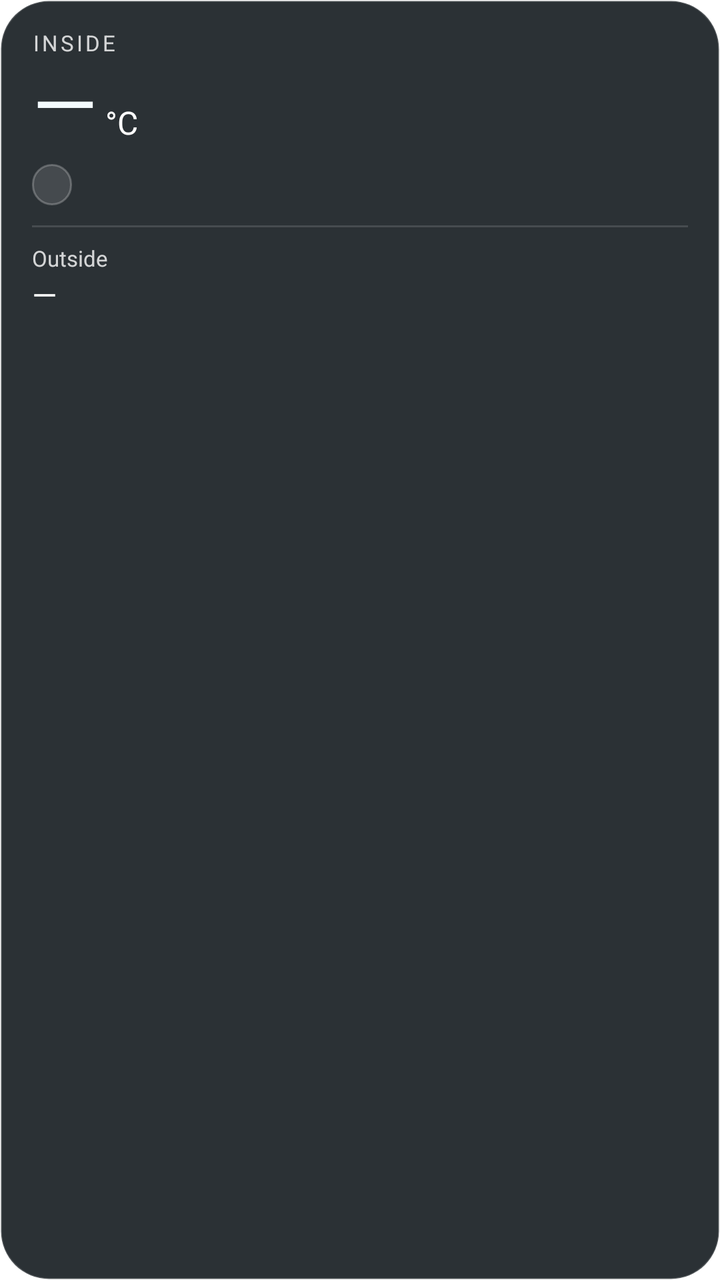
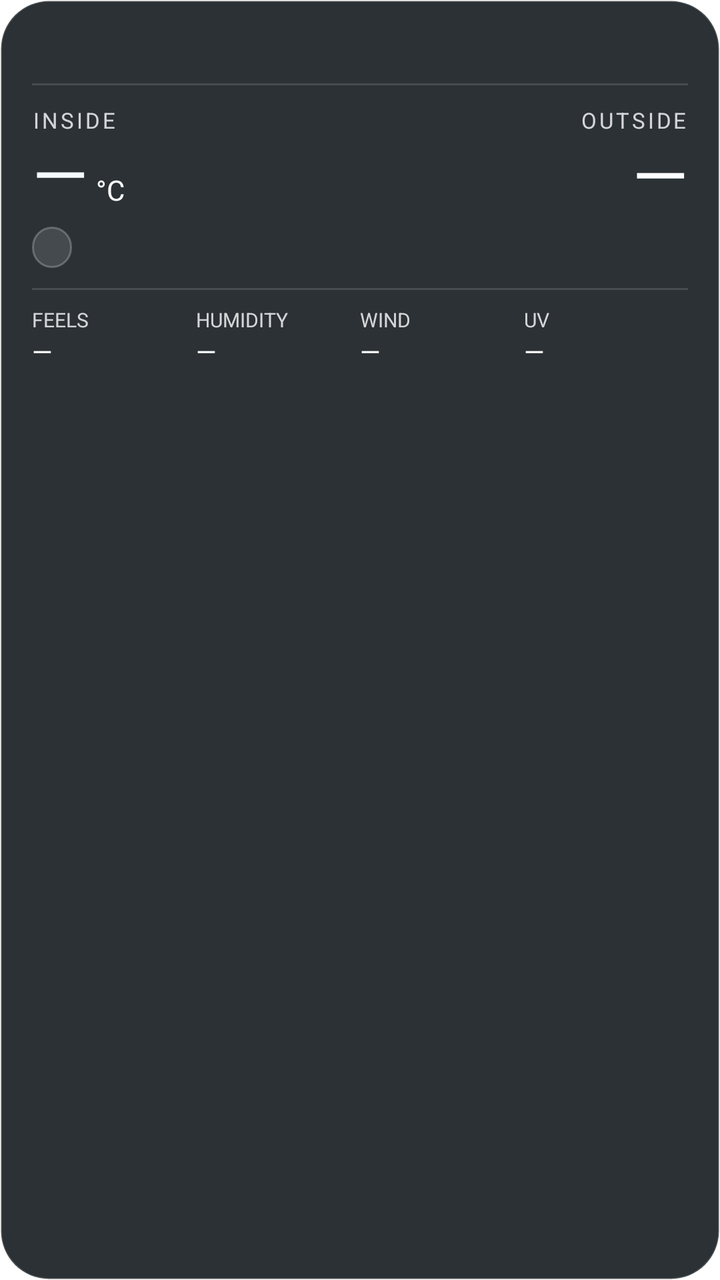

Before-and-after screenshots of an Android layout around one commit, followed by the original layout XML and the change that was made.
<!-- AndroidManifest.xml: fallback theme Theme.MaterialComponents.DayNight.NoActionBar -->
<!-- res/layout/room_temp_widget.xml -->
<?xml version="1.0" encoding="utf-8"?>
<LinearLayout xmlns:android="http://schemas.android.com/apk/res/android"
    android:id="@+id/widget_root"
    android:layout_width="match_parent"
    android:layout_height="match_parent"
    android:background="@drawable/room_temp_widget_background"
    android:clickable="true"
    android:focusable="true"
    android:layoutDirection="locale"
    android:orientation="vertical"
    android:paddingStart="16dp"
    android:paddingTop="14dp"
    android:paddingEnd="16dp"
    android:paddingBottom="12dp">

    <TextView
        android:id="@+id/room_temp_label"
        android:layout_width="wrap_content"
        android:layout_height="wrap_content"
        android:letterSpacing="0.12"
        android:text="@string/widget_room_label"
        android:textAllCaps="true"
        android:textColor="@color/widget_on_glass_muted"
        android:textSize="11sp" />

    <LinearLayout
        android:layout_width="match_parent"
        android:layout_height="wrap_content"
        android:gravity="bottom"
        android:orientation="horizontal">

        <TextView
            android:id="@+id/room_temp_value"
            android:layout_width="wrap_content"
            android:layout_height="wrap_content"
            android:includeFontPadding="false"
            android:text="—"
            android:textColor="@color/widget_normal"
            android:textSize="42sp"
            android:textStyle="normal" />

        <TextView
            android:id="@+id/room_temp_unit"
            android:layout_width="wrap_content"
            android:layout_height="wrap_content"
            android:layout_marginStart="4dp"
            android:paddingBottom="6dp"
            android:text="°C"
            android:textColor="@color/widget_on_glass"
            android:textSize="16sp" />
    </LinearLayout>

    <TextView
        android:id="@+id/source_label"
        android:layout_width="wrap_content"
        android:layout_height="wrap_content"
        android:layout_marginTop="4dp"
        android:background="@drawable/room_temp_widget_chip"
        android:paddingStart="10dp"
        android:paddingTop="3dp"
        android:paddingEnd="10dp"
        android:paddingBottom="3dp"
        android:text=""
        android:textColor="@color/widget_on_glass_muted"
        android:textSize="11sp" />

    <View
        android:layout_width="match_parent"
        android:layout_height="1dp"
        android:layout_marginTop="10dp"
        android:layout_marginBottom="8dp"
        android:background="@color/widget_divider" />

    <LinearLayout
        android:layout_width="match_parent"
        android:layout_height="wrap_content"
        android:gravity="center_vertical"
        android:orientation="horizontal">

        <LinearLayout
            android:layout_width="0dp"
            android:layout_height="wrap_content"
            android:layout_weight="1"
            android:orientation="vertical">

            <TextView
                android:id="@+id/outside_temp_label"
                android:layout_width="wrap_content"
                android:layout_height="wrap_content"
                android:text="@string/widget_outside_label"
                android:textColor="@color/widget_on_glass_muted"
                android:textSize="11sp" />

            <TextView
                android:id="@+id/outside_temp_value"
                android:layout_width="wrap_content"
                android:layout_height="wrap_content"
                android:text="—"
                android:textColor="@color/widget_on_glass"
                android:textSize="16sp" />

            <LinearLayout
                android:id="@+id/location_row"
                android:layout_width="wrap_content"
                android:layout_height="wrap_content"
                android:layout_marginTop="4dp"
                android:gravity="center_vertical"
                android:orientation="horizontal"
                android:visibility="gone">

                <ImageView
                    android:id="@+id/location_pin"
                    android:layout_width="14dp"
                    android:layout_height="14dp"
                    android:contentDescription="@null"
                    android:src="@drawable/ic_widget_location_pin" />

                <TextView
                    android:id="@+id/location_label"
                    android:layout_width="wrap_content"
                    android:layout_height="wrap_content"
                    android:layout_marginStart="4dp"
                    android:ellipsize="end"
                    android:maxLines="1"
                    android:text=""
                    android:textColor="@color/widget_on_glass"
                    android:textSize="12sp" />
            </LinearLayout>
        </LinearLayout>

        <TextView
            android:id="@+id/updated_at_value"
            android:layout_width="wrap_content"
            android:layout_height="wrap_content"
            android:text=""
            android:textColor="@color/widget_on_glass_muted"
            android:textSize="11sp" />
    </LinearLayout>
</LinearLayout>
<!-- resources referenced by this layout -->
<resources>
  <color name="widget_divider">#22FFFFFF</color>
  <color name="widget_normal">#FFF4FBFF</color>
  <color name="widget_on_glass">#FFFFFFFF</color>
  <color name="widget_on_glass_muted">#CCFFFFFF</color>
  <!-- drawable ic_widget_location_pin (drawable) -->
  <?xml version="1.0" encoding="utf-8"?>
  <vector xmlns:android="http://schemas.android.com/apk/res/android"
      android:width="16dp"
      android:height="16dp"
      android:viewportWidth="24"
      android:viewportHeight="24">
      <path
          android:fillColor="#FFFFFFFF"
          android:pathData="M12,2C8.13,2 5,5.13 5,9c0,5.25 7,13 7,13s7,-7.75 7,-13c0,-3.87 -3.13,-7 -7,-7zM12,11.5c-1.38,0 -2.5,-1.12 -2.5,-2.5s1.12,-2.5 2.5,-2.5 2.5,1.12 2.5,2.5 -1.12,2.5 -2.5,2.5z" />
  </vector>
  <!-- drawable room_temp_widget_background (drawable) -->
  <?xml version="1.0" encoding="utf-8"?>
  <shape xmlns:android="http://schemas.android.com/apk/res/android"
      android:shape="rectangle">
      <solid android:color="#E6151B20" />
      <corners android:radius="24dp" />
      <stroke
          android:width="1dp"
          android:color="#2EFFFFFF" />
  </shape>
  <!-- drawable room_temp_widget_chip (drawable) -->
  <?xml version="1.0" encoding="utf-8"?>
  <shape xmlns:android="http://schemas.android.com/apk/res/android"
      android:shape="rectangle">
      <solid android:color="#1FFFFFFF" />
      <corners android:radius="999dp" />
      <stroke
          android:width="1dp"
          android:color="#3DFFFFFF" />
  </shape>
  <string name="widget_outside_label">Outside</string>
  <string name="widget_room_label">Inside</string>
</resources>

<!-- the commit's change to res/layout/room_temp_widget.xml (unified diff, before → after) -->
@@ -13,81 +13,133 @@
     android:paddingEnd="16dp"
     android:paddingBottom="12dp">
 
-    <TextView
-        android:id="@+id/room_temp_label"
-        android:layout_width="wrap_content"
-        android:layout_height="wrap_content"
-        android:letterSpacing="0.12"
-        android:text="@string/widget_room_label"
-        android:textAllCaps="true"
-        android:textColor="@color/widget_on_glass_muted"
-        android:textSize="11sp" />
-
     <LinearLayout
-        android:layout_width="match_parent"
-        android:layout_height="wrap_content"
-        android:gravity="bottom"
-        android:orientation="horizontal">
-
-        <TextView
-            android:id="@+id/room_temp_value"
-            android:layout_width="wrap_content"
-            android:layout_height="wrap_content"
-            android:includeFontPadding="false"
-            android:text="—"
-            android:textColor="@color/widget_normal"
-            android:textSize="42sp"
-            android:textStyle="normal" />
-
-        <TextView
-            android:id="@+id/room_temp_unit"
-            android:layout_width="wrap_content"
-            android:layout_height="wrap_content"
-            android:layout_marginStart="4dp"
-            android:paddingBottom="6dp"
-            android:text="°C"
-            android:textColor="@color/widget_on_glass"
-            android:textSize="16sp" />
-    </LinearLayout>
-
-    <TextView
-        android:id="@+id/source_label"
-        android:layout_width="wrap_content"
-        android:layout_height="wrap_content"
-        android:layout_marginTop="4dp"
-        android:background="@drawable/room_temp_widget_chip"
-        android:paddingStart="10dp"
-        android:paddingTop="3dp"
-        android:paddingEnd="10dp"
-        android:paddingBottom="3dp"
-        android:text=""
-        android:textColor="@color/widget_on_glass_muted"
-        android:textSize="11sp" />
-
-    <View
-        android:layout_width="match_parent"
-        android:layout_height="1dp"
-        android:layout_marginTop="10dp"
-        android:layout_marginBottom="8dp"
-        android:background="@color/widget_divider" />
-
-    <LinearLayout
+        android:id="@+id/header_row"
         android:layout_width="match_parent"
         android:layout_height="wrap_content"
         android:gravity="center_vertical"
         android:orientation="horizontal">
 
-        <LinearLayout
-            android:layout_width="0dp"
-            android:layout_height="wrap_content"
-            android:layout_weight="1"
+        <TextView
+            android:id="@+id/date_label"
+            android:layout_width="0dp"
+            android:layout_height="wrap_content"
+            android:layout_weight="1"
+            android:ellipsize="end"
+            android:maxLines="1"
+            android:text=""
+            android:textColor="@color/widget_on_glass_muted"
+            android:textSize="13sp" />
+
+        <LinearLayout
+            android:id="@+id/condition_row"
+            android:layout_width="wrap_content"
+            android:layout_height="wrap_content"
+            android:gravity="center_vertical|end"
+            android:orientation="horizontal"
+            android:visibility="gone">
+
+            <ImageView
+                android:id="@+id/condition_icon"
+                android:layout_width="22dp"
+                android:layout_height="22dp"
+                android:contentDescription="@null"
+                android:src="@drawable/ic_widget_wx_clear" />
+
+            <TextView
+                android:id="@+id/condition_label"
+                android:layout_width="wrap_content"
+                android:layout_height="wrap_content"
+                android:layout_marginStart="6dp"
+                android:text=""
+                android:textColor="@color/widget_on_glass"
+                android:textSize="13sp" />
+        </LinearLayout>
+    </LinearLayout>
+
+    <View
+        android:layout_width="match_parent"
+        android:layout_height="1dp"
+        android:layout_marginTop="10dp"
+        android:layout_marginBottom="10dp"
+        android:background="@color/widget_divider" />
+
+    <LinearLayout
+        android:layout_width="match_parent"
+        android:layout_height="wrap_content"
+        android:orientation="horizontal">
+
+        <LinearLayout
+            android:layout_width="0dp"
+            android:layout_height="wrap_content"
+            android:layout_weight="1"
+            android:orientation="vertical">
+
+            <TextView
+                android:id="@+id/room_temp_label"
+                android:layout_width="wrap_content"
+                android:layout_height="wrap_content"
+                android:letterSpacing="0.12"
+                android:text="@string/widget_room_label"
+                android:textAllCaps="true"
+                android:textColor="@color/widget_on_glass_muted"
+                android:textSize="11sp" />
+
+            <LinearLayout
+                android:layout_width="wrap_content"
+                android:layout_height="wrap_content"
+                android:gravity="bottom"
+                android:orientation="horizontal">
+
+                <TextView
+                    android:id="@+id/room_temp_value"
+                    android:layout_width="wrap_content"
+                    android:layout_height="wrap_content"
+                    android:includeFontPadding="false"
+                    android:text="—"
+                    android:textColor="@color/widget_normal"
+                    android:textSize="36sp" />
+
+                <TextView
+                    android:id="@+id/room_temp_unit"
+                    android:layout_width="wrap_content"
+                    android:layout_height="wrap_content"
+                    android:layout_marginStart="4dp"
+                    android:paddingBottom="5dp"
+                    android:text="°C"
+                    android:textColor="@color/widget_on_glass"
+                    android:textSize="14sp" />
+            </LinearLayout>
+
+            <TextView
+                android:id="@+id/source_label"
+                android:layout_width="wrap_content"
+                android:layout_height="wrap_content"
+                android:layout_marginTop="4dp"
+                android:background="@drawable/room_temp_widget_chip"
+                android:paddingStart="10dp"
+                android:paddingTop="3dp"
+                android:paddingEnd="10dp"
+                android:paddingBottom="3dp"
+                android:text=""
+                android:textColor="@color/widget_on_glass_muted"
+                android:textSize="11sp" />
+        </LinearLayout>
+
+        <LinearLayout
+            android:layout_width="0dp"
+            android:layout_height="wrap_content"
+            android:layout_weight="1"
+            android:gravity="end"
             android:orientation="vertical">
 
             <TextView
                 android:id="@+id/outside_temp_label"
                 android:layout_width="wrap_content"
                 android:layout_height="wrap_content"
+                android:letterSpacing="0.12"
                 android:text="@string/widget_outside_label"
+                android:textAllCaps="true"
                 android:textColor="@color/widget_on_glass_muted"
                 android:textSize="11sp" />
 
@@ -95,16 +147,17 @@
                 android:id="@+id/outside_temp_value"
                 android:layout_width="wrap_content"
                 android:layout_height="wrap_content"
+                android:includeFontPadding="false"
                 android:text="—"
                 android:textColor="@color/widget_on_glass"
-                android:textSize="16sp" />
+                android:textSize="36sp" />
 
             <LinearLayout
                 android:id="@+id/location_row"
                 android:layout_width="wrap_content"
                 android:layout_height="wrap_content"
                 android:layout_marginTop="4dp"
-                android:gravity="center_vertical"
+                android:gravity="center_vertical|end"
                 android:orientation="horizontal"
                 android:visibility="gone">
 
@@ -124,16 +177,285 @@
                     android:maxLines="1"
                     android:text=""
                     android:textColor="@color/widget_on_glass"
-                    android:textSize="12sp" />
-            </LinearLayout>
-        </LinearLayout>
-
-        <TextView
-            android:id="@+id/updated_at_value"
-            android:layout_width="wrap_content"
-            android:layout_height="wrap_content"
-            android:text=""
-            android:textColor="@color/widget_on_glass_muted"
-            android:textSize="11sp" />
+                    android:textSize="13sp" />
+            </LinearLayout>
+        </LinearLayout>
     </LinearLayout>
+
+    <View
+        android:layout_width="match_parent"
+        android:layout_height="1dp"
+        android:layout_marginTop="10dp"
+        android:layout_marginBottom="8dp"
+        android:background="@color/widget_divider" />
+
+    <LinearLayout
+        android:id="@+id/stats_row"
+        android:layout_width="match_parent"
+        android:layout_height="wrap_content"
+        android:orientation="horizontal">
+
+        <LinearLayout
+            android:layout_width="0dp"
+            android:layout_height="wrap_content"
+            android:layout_weight="1"
+            android:orientation="vertical">
+
+            <TextView
+                android:id="@+id/feels_like_caption"
+                android:layout_width="wrap_content"
+                android:layout_height="wrap_content"
+                android:text="@string/widget_feels_like"
+                android:textAllCaps="true"
+                android:textColor="@color/widget_on_glass_muted"
+                android:textSize="10sp" />
+
+            <TextView
+                android:id="@+id/feels_like_value"
+                android:layout_width="wrap_content"
+                android:layout_height="wrap_content"
+                android:text="—"
+                android:textColor="@color/widget_on_glass"
+                android:textSize="13sp" />
+        </LinearLayout>
+
+        <LinearLayout
+            android:layout_width="0dp"
+            android:layout_height="wrap_content"
+            android:layout_weight="1"
+            android:orientation="vertical">
+
+            <TextView
+                android:id="@+id/humidity_caption"
+                android:layout_width="wrap_content"
+                android:layout_height="wrap_content"
+                android:text="@string/widget_humidity"
+                android:textAllCaps="true"
+                android:textColor="@color/widget_on_glass_muted"
+                android:textSize="10sp" />
+
+            <TextView
+                android:id="@+id/humidity_value"
+                android:layout_width="wrap_content"
+                android:layout_height="wrap_content"
+                android:text="—"
+                android:textColor="@color/widget_on_glass"
+                android:textSize="13sp" />
+        </LinearLayout>
+
+        <LinearLayout
+            android:layout_width="0dp"
+            android:layout_height="wrap_content"
+            android:layout_weight="1"
+            android:orientation="vertical">
+
+            <TextView
+                android:id="@+id/wind_caption"
+                android:layout_width="wrap_content"
+                android:layout_height="wrap_content"
+                android:text="@string/widget_wind"
+                android:textAllCaps="true"
+                android:textColor="@color/widget_on_glass_muted"
+                android:textSize="10sp" />
+
+            <TextView
+                android:id="@+id/wind_value"
+                android:layout_width="wrap_content"
+                android:layout_height="wrap_content"
+                android:text="—"
+                android:textColor="@color/widget_on_glass"
+                android:textSize="13sp" />
+        </LinearLayout>
+
+        <LinearLayout
+            android:layout_width="0dp"
+            android:layout_height="wrap_content"
+            android:layout_weight="1"
+            android:orientation="vertical">
+
+            <TextView
+                android:id="@+id/uv_caption"
+                android:layout_width="wrap_content"
+                android:layout_height="wrap_content"
+                android:text="@string/widget_uv"
+                android:textAllCaps="true"
+                android:textColor="@color/widget_on_glass_muted"
+                android:textSize="10sp" />
+
+            <TextView
+                android:id="@+id/uv_value"
+                android:layout_width="wrap_content"
+                android:layout_height="wrap_content"
+                android:text="—"
+                android:textColor="@color/widget_on_glass"
+                android:textSize="13sp" />
+        </LinearLayout>
+    </LinearLayout>
+
+    <LinearLayout
+        android:id="@+id/forecast_row"
+        android:layout_width="match_parent"
+        android:layout_height="wrap_content"
+        android:layout_marginTop="10dp"
+        android:orientation="vertical"
+        android:visibility="gone">
+
+        <View
+            android:layout_width="match_parent"
+            android:layout_height="1dp"
+            android:layout_marginBottom="8dp"
+            android:background="@color/widget_divider" />
+
+        <LinearLayout
+            android:layout_width="match_parent"
+            android:layout_height="wrap_content"
+            android:orientation="horizontal">
+
+            <LinearLayout
+                android:id="@+id/forecast_0"
+                android:layout_width="0dp"
+                android:layout_height="wrap_content"
+                android:layout_weight="1"
+                android:gravity="center_horizontal"
+                android:orientation="vertical">
+
+                <TextView
+                    android:id="@+id/forecast_0_label"
+                    android:layout_width="wrap_content"
+                    android:layout_height="wrap_content"
+                    android:text=""
+                    android:textColor="@color/widget_on_glass_muted"
+                    android:textSize="10sp" />
+
+                <ImageView
+                    android:id="@+id/forecast_0_icon"
+                    android:layout_width="18dp"
+                    android:layout_height="18dp"
+                    android:layout_marginTop="4dp"
+                    android:contentDescription="@null"
+                    android:src="@drawable/ic_widget_wx_clear" />
+
+                <TextView
+                    android:id="@+id/forecast_0_range"
+                    android:layout_width="wrap_content"
+                    android:layout_height="wrap_content"
+                    android:layout_marginTop="4dp"
+                    android:text=""
+                    android:textColor="@color/widget_on_glass"
+                    android:textSize="11sp" />
+            </LinearLayout>
+
+            <LinearLayout
+                android:id="@+id/forecast_1"
+                android:layout_width="0dp"
+                android:layout_height="wrap_content"
+                android:layout_weight="1"
+                android:gravity="center_horizontal"
+                android:orientation="vertical">
+
+                <TextView
+                    android:id="@+id/forecast_1_label"
+                    android:layout_width="wrap_content"
+                    android:layout_height="wrap_content"
+                    android:text=""
+                    android:textColor="@color/widget_on_glass_muted"
+                    android:textSize="10sp" />
+
+                <ImageView
+                    android:id="@+id/forecast_1_icon"
+                    android:layout_width="18dp"
+                    android:layout_height="18dp"
+                    android:layout_marginTop="4dp"
+                    android:contentDescription="@null"
+                    android:src="@drawable/ic_widget_wx_clear" />
+
+                <TextView
+                    android:id="@+id/forecast_1_range"
+                    android:layout_width="wrap_content"
+                    android:layout_height="wrap_content"
+                    android:layout_marginTop="4dp"
+                    android:text=""
+                    android:textColor="@color/widget_on_glass"
+                    android:textSize="11sp" />
+            </LinearLayout>
+
+            <LinearLayout
+                android:id="@+id/forecast_2"
+                android:layout_width="0dp"
+                android:layout_height="wrap_content"
+                android:layout_weight="1"
+                android:gravity="center_horizontal"
+                android:orientation="vertical">
+
+                <TextView
+                    android:id="@+id/forecast_2_label"
+                    android:layout_width="wrap_content"
+                    android:layout_height="wrap_content"
+                    android:text=""
+                    android:textColor="@color/widget_on_glass_muted"
+                    android:textSize="10sp" />
+
+                <ImageView
+                    android:id="@+id/forecast_2_icon"
+                    android:layout_width="18dp"
+                    android:layout_height="18dp"
+                    android:layout_marginTop="4dp"
+                    android:contentDescription="@null"
+                    android:src="@drawable/ic_widget_wx_clear" />
+
+                <TextView
+                    android:id="@+id/forecast_2_range"
+                    android:layout_width="wrap_content"
+                    android:layout_height="wrap_content"
+                    android:layout_marginTop="4dp"
+                    android:text=""
+                    android:textColor="@color/widget_on_glass"
+                    android:textSize="11sp" />
+            </LinearLayout>
+
+            <LinearLayout
+                android:id="@+id/forecast_3"
+                android:layout_width="0dp"
+                android:layout_height="wrap_content"
+                android:layout_weight="1"
+                android:gravity="center_horizontal"
+                android:orientation="vertical">
+
+                <TextView
+                    android:id="@+id/forecast_3_label"
+                    android:layout_width="wrap_content"
+                    android:layout_height="wrap_content"
+                    android:text=""
+                    android:textColor="@color/widget_on_glass_muted"
+                    android:textSize="10sp" />
+
+                <ImageView
+                    android:id="@+id/forecast_3_icon"
+                    android:layout_width="18dp"
+                    android:layout_height="18dp"
+                    android:layout_marginTop="4dp"
+                    android:contentDescription="@null"
+                    android:src="@drawable/ic_widget_wx_clear" />
+
+                <TextView
+                    android:id="@+id/forecast_3_range"
+                    android:layout_width="wrap_content"
+                    android:layout_height="wrap_content"
+                    android:layout_marginTop="4dp"
+                    android:text=""
+                    android:textColor="@color/widget_on_glass"
+                    android:textSize="11sp" />
+            </LinearLayout>
+        </LinearLayout>
+    </LinearLayout>
+
+    <TextView
+        android:id="@+id/updated_at_value"
+        android:layout_width="match_parent"
+        android:layout_height="wrap_content"
+        android:layout_marginTop="8dp"
+        android:gravity="end"
+        android:text=""
+        android:textColor="@color/widget_on_glass_muted"
+        android:textSize="11sp" />
 </LinearLayout>
<!-- resource entries referenced after the edit -->
@@ -14,6 +14,20 @@
       <path
           android:fillColor="#FFFFFFFF"
           android:pathData="M12,2C8.13,2 5,5.13 5,9c0,5.25 7,13 7,13s7,-7.75 7,-13c0,-3.87 -3.13,-7 -7,-7zM12,11.5c-1.38,0 -2.5,-1.12 -2.5,-2.5s1.12,-2.5 2.5,-2.5 2.5,1.12 2.5,2.5 -1.12,2.5 -2.5,2.5z" />
+  </vector>
+  <!-- drawable ic_widget_wx_clear (drawable) -->
+  <?xml version="1.0" encoding="utf-8"?>
+  <vector xmlns:android="http://schemas.android.com/apk/res/android"
+      android:width="24dp"
+      android:height="24dp"
+      android:viewportWidth="24"
+      android:viewportHeight="24">
+      <path
+          android:fillColor="#FFFFFFFF"
+          android:pathData="M12,8a4,4 0 1,0 0,8a4,4 0 1,0 0,-8z" />
+      <path
+          android:fillColor="#FFFFFFFF"
+          android:pathData="M11.2,2h1.6v2.4h-1.6zM11.2,19.6h1.6V22h-1.6zM2,11.2h2.4v1.6H2zM19.6,11.2H22v1.6h-2.4zM4.4,3.9l1.13,-1.13 1.7,1.7 -1.13,1.13zM16.77,16.24l1.7,1.7 -1.13,1.13 -1.7,-1.7zM5.53,16.24l1.13,1.13 -1.7,1.7 -1.13,-1.13zM16.77,4.47l1.13,-1.13 1.7,1.7 -1.13,1.13z" />
   </vector>
   <!-- drawable room_temp_widget_background (drawable) -->
   <?xml version="1.0" encoding="utf-8"?>
@@ -35,7 +49,11 @@
           android:width="1dp"
           android:color="#3DFFFFFF" />
   </shape>
+  <string name="widget_feels_like">Feels</string>
+  <string name="widget_humidity">Humidity</string>
   <string name="widget_outside_label">Outside</string>
   <string name="widget_room_label">Inside</string>
+  <string name="widget_uv">UV</string>
+  <string name="widget_wind">Wind</string>
 </resources>
 
